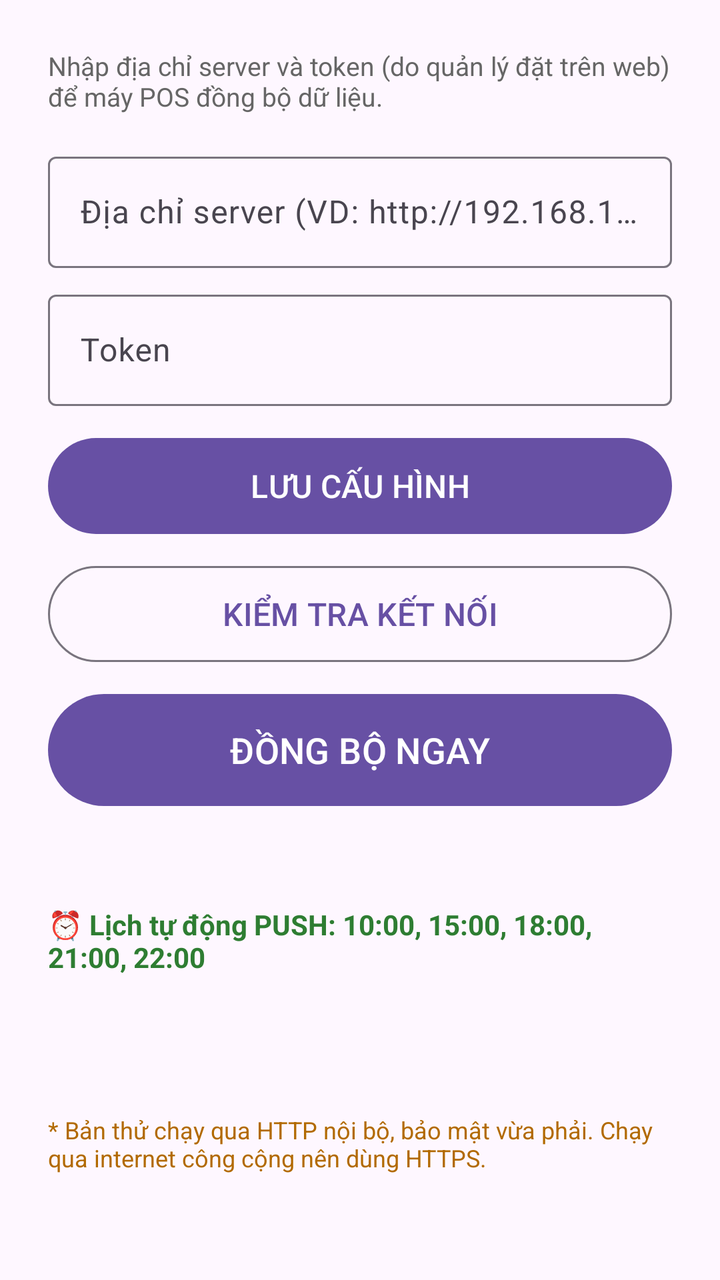
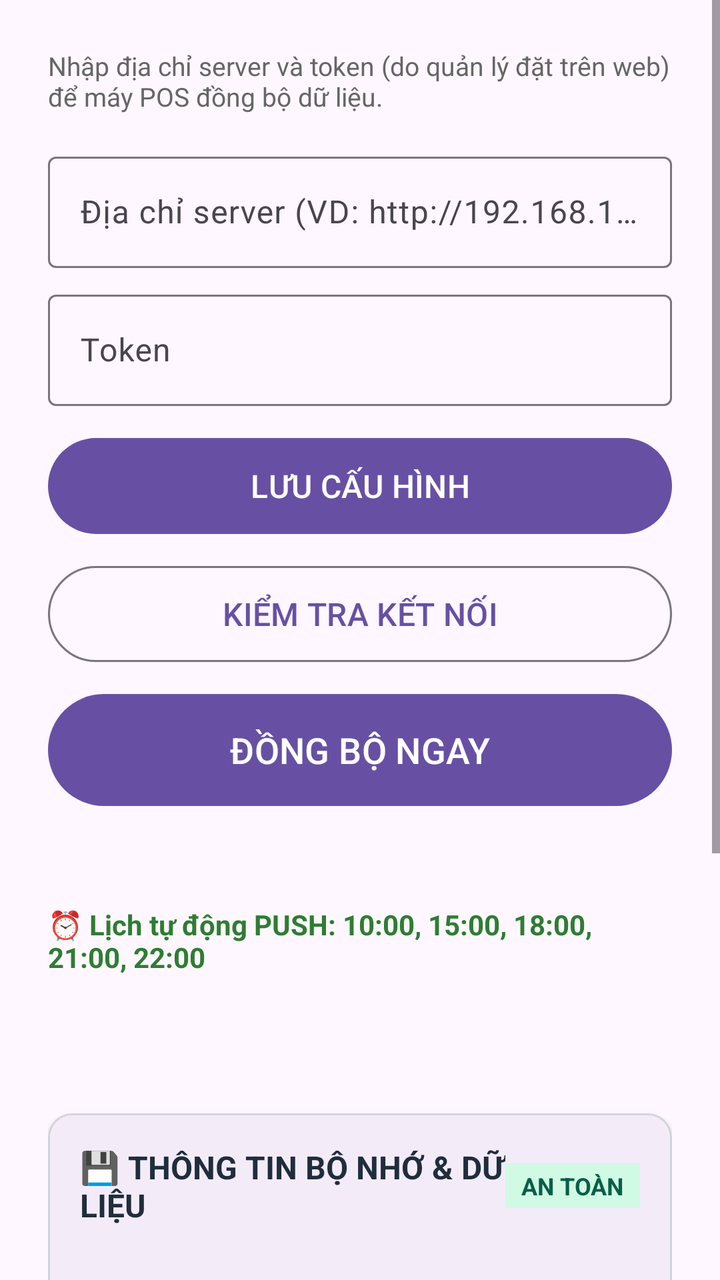

Two renders of the same Android screen: before a commit and after it. Below are the layout's source before the change and the commit's diff.
<!-- AndroidManifest.xml: application theme Theme.Material3.DayNight.NoActionBar -->
<!-- res/layout/activity_sync_settings.xml -->
<?xml version="1.0" encoding="utf-8"?>
<ScrollView xmlns:android="http://schemas.android.com/apk/res/android"
    android:layout_width="match_parent"
    android:layout_height="match_parent"
    android:fillViewport="true">

    <LinearLayout
        android:layout_width="match_parent"
        android:layout_height="wrap_content"
        android:orientation="vertical"
        android:padding="24dp">

        <TextView
            android:layout_width="match_parent"
            android:layout_height="wrap_content"
            android:text="@string/sync_note"
            android:textColor="#666666"
            android:textSize="13sp" />

        <com.google.android.material.textfield.TextInputLayout
            android:layout_width="match_parent"
            android:layout_height="wrap_content"
            android:layout_marginTop="16dp"
            android:hint="@string/sync_url_hint">

            <com.google.android.material.textfield.TextInputEditText
                android:id="@+id/inputUrl"
                android:layout_width="match_parent"
                android:layout_height="wrap_content"
                android:inputType="textUri"
                android:textSize="16sp" />
        </com.google.android.material.textfield.TextInputLayout>

        <com.google.android.material.textfield.TextInputLayout
            android:layout_width="match_parent"
            android:layout_height="wrap_content"
            android:layout_marginTop="8dp"
            android:hint="@string/sync_token_hint">

            <com.google.android.material.textfield.TextInputEditText
                android:id="@+id/inputToken"
                android:layout_width="match_parent"
                android:layout_height="wrap_content"
                android:inputType="text"
                android:textSize="16sp" />
        </com.google.android.material.textfield.TextInputLayout>

        <com.google.android.material.button.MaterialButton
            android:id="@+id/btnSave"
            android:layout_width="match_parent"
            android:layout_height="56dp"
            android:layout_marginTop="12dp"
            android:text="@string/sync_save"
            android:textSize="16sp" />

        <com.google.android.material.button.MaterialButton
            android:id="@+id/btnTest"
            style="@style/Widget.Material3.Button.OutlinedButton"
            android:layout_width="match_parent"
            android:layout_height="56dp"
            android:layout_marginTop="8dp"
            android:text="@string/sync_test"
            android:textSize="16sp" />

        <com.google.android.material.button.MaterialButton
            android:id="@+id/btnSync"
            android:layout_width="match_parent"
            android:layout_height="64dp"
            android:layout_marginTop="8dp"
            android:text="@string/sync_now"
            android:textSize="18sp" />

        <TextView
            android:id="@+id/lastSync"
            android:layout_width="match_parent"
            android:layout_height="wrap_content"
            android:layout_marginTop="16dp"
            android:textColor="#666666"
            android:textSize="13sp" />

        <TextView
            android:id="@+id/tvAutoPushSchedule"
            android:layout_width="match_parent"
            android:layout_height="wrap_content"
            android:layout_marginTop="12dp"
            android:text="⏰ Lịch tự động PUSH: 10:00, 15:00, 18:00, 21:00, 22:00"
            android:textColor="#2E7D32"
            android:textSize="14sp"
            android:textStyle="bold" />

        <TextView
            android:id="@+id/tvNextPushTime"
            android:layout_width="match_parent"
            android:layout_height="wrap_content"
            android:layout_marginTop="4dp"
            android:textColor="#555555"
            android:textSize="13sp" />

        <TextView
            android:id="@+id/syncStatus"
            android:layout_width="match_parent"
            android:layout_height="wrap_content"
            android:layout_marginTop="8dp"
            android:textSize="14sp" />

        <TextView
            android:layout_width="match_parent"
            android:layout_height="wrap_content"
            android:layout_marginTop="20dp"
            android:text="@string/sync_security_note"
            android:textColor="#B26A00"
            android:textSize="12sp" />

    </LinearLayout>
</ScrollView>
<!-- resources referenced by this layout -->
<resources>
  <string name="sync_note">Nhập địa chỉ server và token (do quản lý đặt trên web) để máy POS đồng bộ dữ liệu.</string>
  <string name="sync_now">ĐỒNG BỘ NGAY</string>
  <string name="sync_save">LƯU CẤU HÌNH</string>
  <string name="sync_security_note">* Bản thử chạy qua HTTP nội bộ, bảo mật vừa phải. Chạy qua internet công cộng nên dùng HTTPS.</string>
  <string name="sync_test">KIỂM TRA KẾT NỐI</string>
  <string name="sync_token_hint">Token</string>
  <string name="sync_url_hint">Địa chỉ server (VD: http://192.168.1.10:3100)</string>
</resources>

<!-- the commit's change to res/layout/activity_sync_settings.xml (unified diff, before → after) -->
@@ -103,6 +103,162 @@
             android:layout_marginTop="8dp"
             android:textSize="14sp" />
 
+        
+        <com.google.android.material.card.MaterialCardView
+            xmlns:app="http://schemas.android.com/apk/res-auto"
+            android:layout_width="match_parent"
+            android:layout_height="wrap_content"
+            android:layout_marginTop="20dp"
+            app:cardCornerRadius="12dp"
+            app:cardElevation="2dp"
+            app:strokeColor="#D1D5DB"
+            app:strokeWidth="1dp">
+
+            <LinearLayout
+                android:layout_width="match_parent"
+                android:layout_height="wrap_content"
+                android:orientation="vertical"
+                android:padding="16dp">
+
+                
+                <LinearLayout
+                    android:layout_width="match_parent"
+                    android:layout_height="wrap_content"
+                    android:gravity="center_vertical"
+                    android:orientation="horizontal">
+
+                    <TextView
+                        android:layout_width="0dp"
+                        android:layout_height="wrap_content"
+                        android:layout_weight="1"
+                        android:text="💾 THÔNG TIN BỘ NHỚ &amp; DỮ LIỆU"
+                        android:textColor="#1F2D3D"
+                        android:textSize="16sp"
+                        android:textStyle="bold" />
+
+                    <TextView
+                        android:id="@+id/tvStorageStatusBadge"
+                        android:layout_width="wrap_content"
+                        android:layout_height="wrap_content"
+                        android:background="#D1FAE5"
+                        android:paddingHorizontal="8dp"
+                        android:paddingVertical="3dp"
+                        android:text="AN TOÀN"
+                        android:textColor="#065F46"
+                        android:textSize="12sp"
+                        android:textStyle="bold" />
+                </LinearLayout>
+
+                <TextView
+                    android:id="@+id/tvStorageRecommendation"
+                    android:layout_width="match_parent"
+                    android:layout_height="wrap_content"
+                    android:layout_marginTop="4dp"
+                    android:textColor="#4B5563"
+                    android:textSize="13sp" />
+
+                
+                <TextView
+                    android:layout_width="match_parent"
+                    android:layout_height="wrap_content"
+                    android:layout_marginTop="12dp"
+                    android:text="Dung lượng bộ nhớ thiết bị:"
+                    android:textColor="#1F2937"
+                    android:textSize="13sp"
+                    android:textStyle="bold" />
+
+                <ProgressBar
+                    android:id="@+id/pbStorageProgress"
+                    style="?android:attr/progressBarStyleHorizontal"
+                    android:layout_width="match_parent"
+                    android:layout_height="14dp"
+                    android:layout_marginTop="4dp"
+                    android:max="100"
+                    android:progress="30" />
+
+                <TextView
+                    android:id="@+id/tvSystemStorageStats"
+                    android:layout_width="match_parent"
+                    android:layout_height="wrap_content"
+                    android:layout_marginTop="4dp"
+                    android:textColor="#374151"
+                    android:textSize="13sp" />
+
+                
+                <LinearLayout
+                    android:layout_width="match_parent"
+                    android:layout_height="wrap_content"
+                    android:layout_marginTop="10dp"
+                    android:background="#F9FAFB"
+                    android:orientation="vertical"
+                    android:padding="10dp">
+
+                    <TextView
+                        android:id="@+id/tvAppDatabaseSize"
+                        android:layout_width="match_parent"
+                        android:layout_height="wrap_content"
+                        android:textColor="#374151"
+                        android:textSize="13sp" />
+
+                    <TextView
+                        android:id="@+id/tvAppCacheSize"
+                        android:layout_width="match_parent"
+                        android:layout_height="wrap_content"
+                        android:layout_marginTop="3dp"
+                        android:textColor="#374151"
+                        android:textSize="13sp" />
+
+                    <TextView
+                        android:id="@+id/tvAppTotalSize"
+                        android:layout_width="match_parent"
+                        android:layout_height="wrap_content"
+                        android:layout_marginTop="3dp"
+                        android:textColor="#111827"
+                        android:textSize="13sp"
+                        android:textStyle="bold" />
+
+                    <TextView
+                        android:id="@+id/tvRecordStats"
+                        android:layout_width="match_parent"
+                        android:layout_height="wrap_content"
+                        android:layout_marginTop="4dp"
+                        android:textColor="#6B7280"
+                        android:textSize="12sp" />
+                </LinearLayout>
+
+                
+                <LinearLayout
+                    android:layout_width="match_parent"
+                    android:layout_height="wrap_content"
+                    android:layout_marginTop="12dp"
+                    android:orientation="horizontal">
+
+                    <com.google.android.material.button.MaterialButton
+                        android:id="@+id/btnStorageBackup"
+                        style="@style/Widget.Material3.Button"
+                        android:layout_width="0dp"
+                        android:layout_height="44dp"
+                        android:layout_weight="1"
+                        android:layout_marginEnd="6dp"
+                        android:backgroundTint="#0F766E"
+                        android:text="📥 SAO LƯU DỮ LIỆU"
+                        android:textSize="12sp"
+                        android:textStyle="bold" />
+
+                    <com.google.android.material.button.MaterialButton
+                        android:id="@+id/btnStorageClearCache"
+                        style="@style/Widget.Material3.Button.OutlinedButton"
+                        android:layout_width="0dp"
+                        android:layout_height="44dp"
+                        android:layout_weight="1"
+                        android:layout_marginStart="6dp"
+                        android:text="🧹 XÓA CACHE"
+                        android:textSize="12sp" />
+                </LinearLayout>
+
+            </LinearLayout>
+        </com.google.android.material.card.MaterialCardView>
+
         <TextView
             android:layout_width="match_parent"
             android:layout_height="wrap_content"
